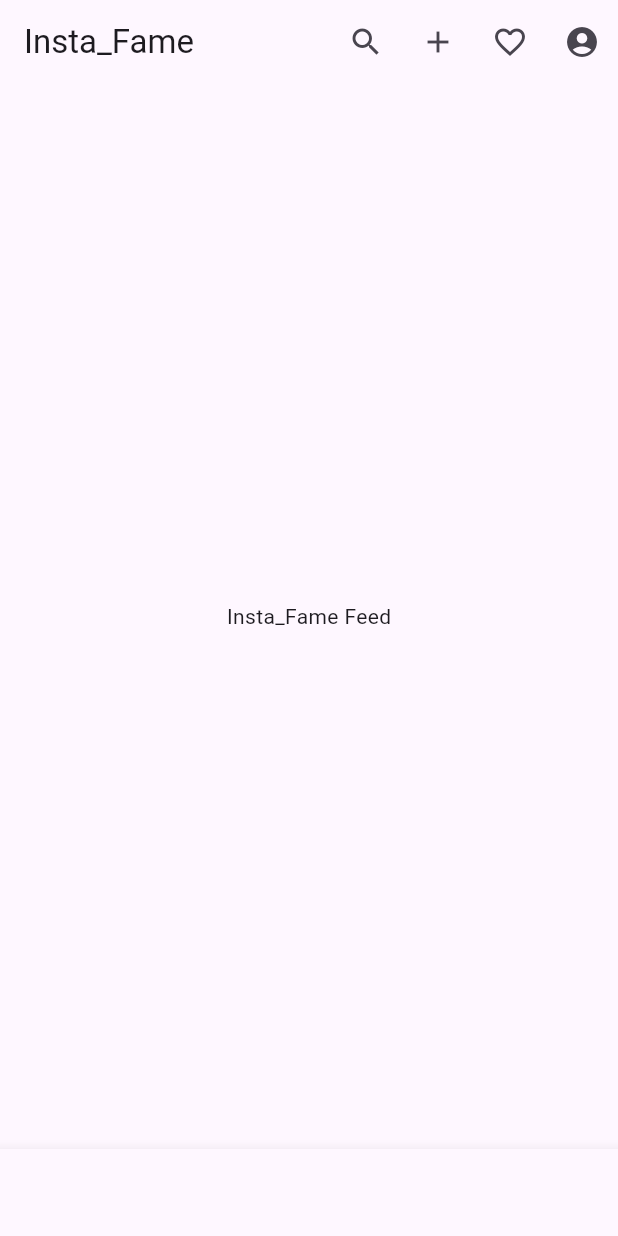
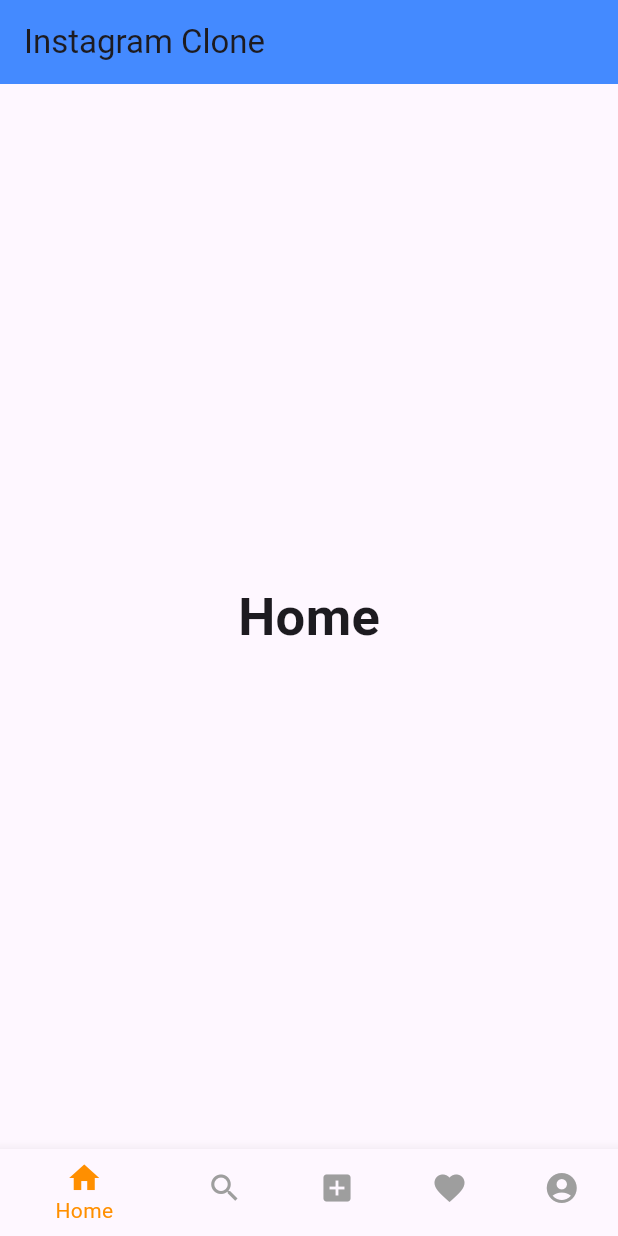
Before and after one commit to RaxoTheOne/insta_fame, a Flutter app: the screen it shows after launch, on a phone screen of 412 x 824 dp. Run offline on Flutter 3.47's test engine with Material 3 defaults, Android fonts, the light colour scheme and no system bars.

Commit message:
some good changes

```diff
--- a/lib/main.dart
+++ b/lib/main.dart
@@ -1,98 +1,77 @@
 import 'package:flutter/material.dart';
-import 'package:flutter_riverpod/flutter_riverpod.dart';
 
 void main() {
   runApp(const MyInstaFameApp());
 }
-
-final navigationProvider = StateProvider<StateController<int>>((ref) => StateController<int>(0));
 
 class MyInstaFameApp extends StatelessWidget {
   const MyInstaFameApp({super.key});
 
   @override
   Widget build(BuildContext context) {
-    return ProviderScope(
-      child: MaterialApp(
-        title: 'Insta_Fame',
-        theme: ThemeData(
-          primarySwatch: Colors.blue,
+    return MaterialApp(
+      title: 'Flutter Instagram Clone',
+      theme: ThemeData(
+        primarySwatch: Colors.blue,
+        appBarTheme: const AppBarTheme(
+          color: Colors.blueAccent,
         ),
-        initialRoute: '/',
-        routes: {
-          '/': (context) => const InstaFameHomePage(),
-          '/search': (context) => const SearchPage(),
-          '/add': (context) => const AddPostPage(),
-          '/favorites': (context) => const FavoritesPage(),
-          '/profile': (context) => const ProfilePage(),
-        },
       ),
+      home: const MyHomePage(),
     );
   }
 }
 
-class InstaFameHomePage extends ConsumerWidget {
-  const InstaFameHomePage({super.key});
+class MyHomePage extends StatefulWidget {
+  const MyHomePage({super.key});
 
   @override
-  Widget build(BuildContext context, WidgetRef ref) {
-    final index = ref.watch(navigationProvider).state;
+  _MyHomePageState createState() => _MyHomePageState();
+}
 
+class _MyHomePageState extends State<MyHomePage> {
+  int _selectedIndex = 0;
+
+  static const List<Widget> _widgetOptions = <Widget>[
+    Text(
+      'Home',
+      style: TextStyle(fontSize: 35, fontWeight: FontWeight.bold),
+    ),
+    Text(
+      'Search',
+      style: TextStyle(fontSize: 35, fontWeight: FontWeight.bold),
+    ),
+    Text(
+      'Add Post',
+      style: TextStyle(fontSize: 35, fontWeight: FontWeight.bold),
+    ),
+    Text(
+      'Likes',
+      style: TextStyle(fontSize: 35, fontWeight: FontWeight.bold),
+    ),
+    Text(
+      'Profile',
+      style: TextStyle(fontSize: 35, fontWeight: FontWeight.bold),
+    ),
+  ];
+
+  void _onItemTapped(int index) {
+    setState(() {
+      _selectedIndex = index;
+    });
+  }
+
+  @override
+  Widget build(BuildContext context) {
     return Scaffold(
       appBar: AppBar(
-        title: const Text('Insta_Fame'),
-        actions: [
-          IconButton(
-            icon: const Icon(Icons.search),
-            onPressed: () {
-              Navigator.pushNamed(context, '/search');
-            },
-          ),
-          IconButton(
-            icon: const Icon(Icons.add),
-            onPressed: () {
-              Navigator.pushNamed(context, '/add');
-            },
-          ),
-          IconButton(
-            icon: const Icon(Icons.favorite_border),
-            onPressed: () {
-              Navigator.pushNamed(context, '/favorites');
-            },
-          ),
-          IconButton(
-            icon: const Icon(Icons.account_circle),
-            onPressed: () {
-              Navigator.pushNamed(context, '/profile');
-            },
-          ),
-        ],
+        title: const Text('Instagram Clone'),
       ),
-      body: const InstaFameFeed(),
+      body: Center(
+        child: _widgetOptions.elementAt(_selectedIndex),
+      ),
       bottomNavigationBar: BottomNavigationBar(
-        currentIndex: index,
-        onTap: (int newIndex) {
-          ref.read(navigationProvider).state = newIndex;
-          switch (newIndex) {
-            case 0:
-              Navigator.pushNamed(context, '/');
-              break;
-            case 1:
-              Navigator.pushNamed(context, '/search');
-              break;
-            case 2:
-              Navigator.pushNamed(context, '/add');
-              break;
-            case 3:
-              Navigator.pushNamed(context, '/favorites');
-              break;
-            case 4:
-              Navigator.pushNamed(context, '/profile');
-              break;
-            default:
-          }
-        },
-        items: const [
+        items: const <BottomNavigationBarItem>[
           BottomNavigationBarItem(
             icon: Icon(Icons.home),
             label: 'Home',
@@ -102,94 +81,23 @@
             label: 'Search',
           ),
           BottomNavigationBarItem(
-            icon: Icon(Icons.add),
+            icon: Icon(Icons.add_box),
             label: 'Add',
           ),
           BottomNavigationBarItem(
-            icon: Icon(Icons.favorite_border),
-            label: 'Favorites',
+            icon: Icon(Icons.favorite),
+            label: 'Likes',
           ),
           BottomNavigationBarItem(
             icon: Icon(Icons.account_circle),
             label: 'Profile',
           ),
         ],
+        currentIndex: _selectedIndex,
+        selectedItemColor: Colors.amber[800],
+        unselectedItemColor: Colors.grey,
+        onTap: _onItemTapped,
       ),
     );
   }
 }
-
-class InstaFameFeed extends StatelessWidget {
-  const InstaFameFeed({super.key});
-
-  @override
-  Widget build(BuildContext context) {
-    return const Center(
-      child: Text('Insta_Fame Feed'),
-    );
-  }
-}
-
-class SearchPage extends StatelessWidget {
-  const SearchPage({super.key});
-
-  @override
-  Widget build(BuildContext context) {
-    return Scaffold(
-      appBar: AppBar(
-        title: const Text('Search'),
-      ),
-      body: const Center(
-        child: Text('Search Page'),
-      ),
-    );
-  }
-}
-
-class AddPostPage extends StatelessWidget {
-  const AddPostPage({super.key});
-
-  @override
-  Widget build(BuildContext context) {
-    return Scaffold(
-      appBar: AppBar(
-        title: const Text('Add Post'),
-      ),
-      body: const Center(
-        child: Text('Add Post Page'),
-      ),
-    );
-  }
-}
-
-class FavoritesPage extends StatelessWidget {
-  const FavoritesPage({super.key});
-
-  @override
-  Widget build(BuildContext context) {
-    return Scaffold(
-      appBar: AppBar(
-        title: const Text('Favorites'),
-      ),
-      body: const Center(
-        child: Text('Favorites Page'),
-      ),
-    );
-  }
-}
-
-class ProfilePage extends StatelessWidget {
-  const ProfilePage({super.key});
-
-  @override
-  Widget build(BuildContext context) {
-    return Scaffold(
-      appBar: AppBar(
-        title: const Text('Profile'),
-      ),
-      body: const Center(
-        child: Text('Profile Page'),
-      ),
-    );
-  }
-}
```
Also changed, not shown: analysis_options.yaml (+1 -24 lines).
